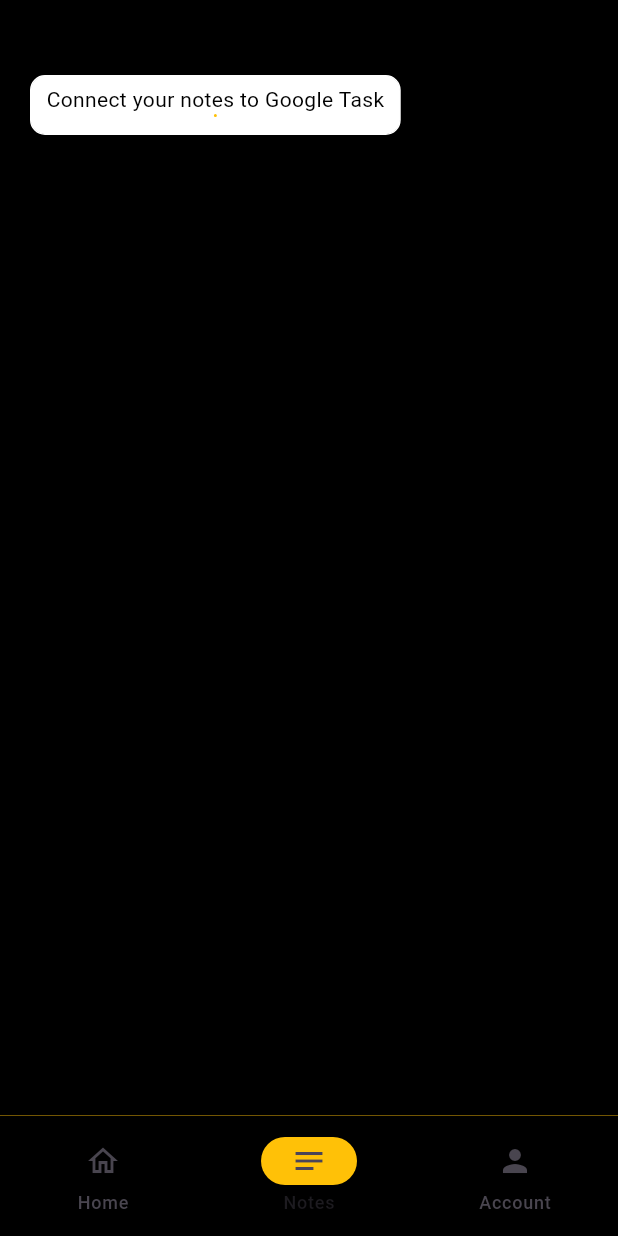
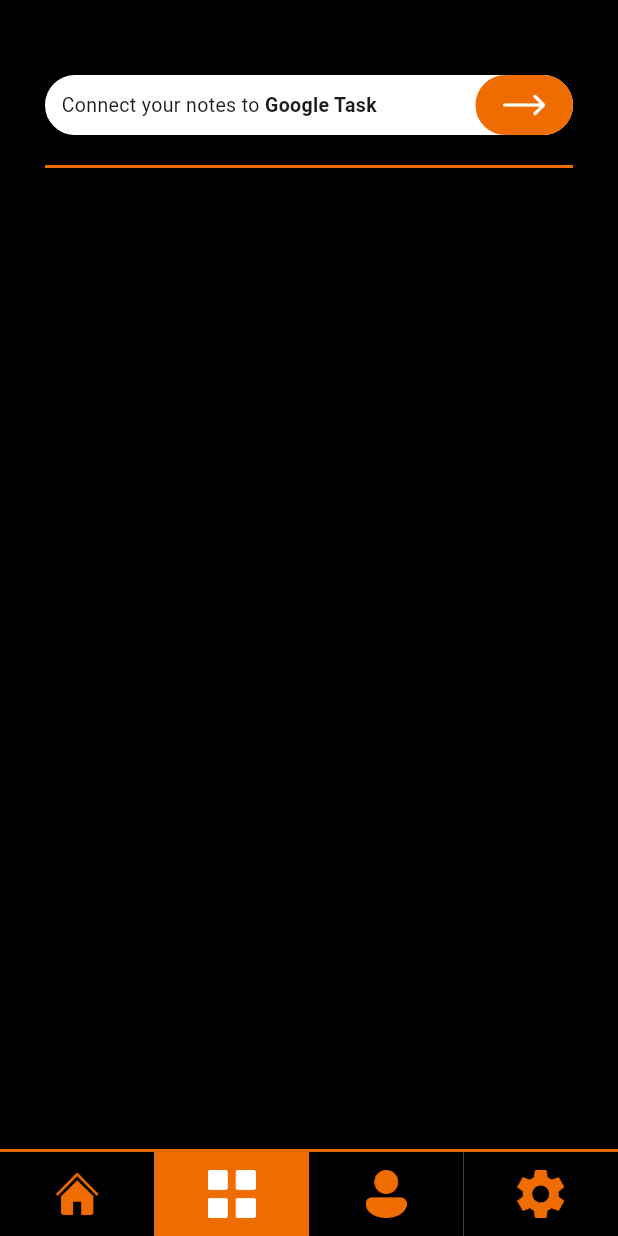
Before and after one commit to saganon/notes_app_assignment, a Flutter app: the screen it shows after launch, item 2 of the bottom bar chosen, on a phone screen of 412 x 824 dp. Run offline on Flutter 3.47's test engine with Material 3 defaults, Android fonts, the phone set to English and light mode, and no system bars.

Commit message:
add icon and update notes page

```diff
--- a/lib/app/notes.dart
+++ b/lib/app/notes.dart
@@ -6,46 +6,94 @@ class Notes extends StatelessWidget {
   @override
   Widget build(BuildContext context) {
     return Container(
-      width: MediaQuery.sizeOf(context).width,
+      width: MediaQuery.of(context).size.width,
+      height: MediaQuery.of(context).size.height,
       margin: const EdgeInsets.only(
-        left: 20.0,
+        left: 30.0,
         top: 50.0,
-        right: 20.0,
+        right: 30.0,
         bottom: 30.0,
       ),
-      child: Row(
+      child: Column(
+        crossAxisAlignment: CrossAxisAlignment.start,
+        children: [
+          _goToGoogleTask(context),
+          Container(
+            margin: const EdgeInsets.only(
+              top: 20.0,
+            ),
+            decoration: BoxDecoration(
+              border: Border(
+                top: BorderSide(
+                  color: Colors.orange.shade800,
+                  width: 2,
+                ),
+              ),
+            ),
+          ),
+        ],
+      ),
+    );
+  }
+
+  Stack _goToGoogleTask(BuildContext context) {
+    return Stack(
+      alignment: Alignment.topRight,
       children: [
         Container(
           height: 40,
+          width: MediaQuery.of(context).size.width,
           padding: const EdgeInsets.only(
-              left: 10.0,
             top: 5.0,
             right: 10.0,
+            left: 10.0,
             bottom: 5.0,
           ),
           decoration: BoxDecoration(
-              borderRadius: BorderRadius.circular(10),
+            borderRadius: BorderRadius.circular(20),
             border: Border.all(color: Colors.white),
             color: Colors.white,
           ),
-            child: Column(
+          child: const Align(
+            alignment: Alignment.centerLeft,
+            child: Row(
               children: [
-                const Text(
-                  'Connect your notes to Google Task',
-                  style: TextStyle(color: Colors.black),
+                Text(
+                  'Connect your notes to ',
+                  style: TextStyle(
+                    fontSize: 13,
                   ),
-                Container(
-                  decoration: BoxDecoration(
-                    borderRadius: BorderRadius.circular(10),
-                    border: Border.all(color: Colors.amber),
-                    color: Colors.amber,
+                ),
+                Text(
+                  'Google Task',
+                  style: TextStyle(
+                    fontSize: 13,
+                    fontWeight: FontWeight.bold,
                   ),
                 )
               ],
             ),
-          )
+          ),
+        ),
+        Container(
+          height: 40,
+          width: 65,
+          decoration: BoxDecoration(
+            borderRadius: BorderRadius.circular(20),
+            border: Border.all(color: Colors.orange.shade800),
+            color: Colors.orange.shade800,
+          ),
+          child: IconButton(
+            color: Colors.white,
+            padding: const EdgeInsets.all(5),
+            icon: Image.asset(
+              'assets/images/icons/right-arrow.png',
+              color: Colors.white,
+            ),
+            onPressed: () => {},
+          ),
+        ),
       ],
-      ),
     );
   }
 }
--- a/lib/main.dart
+++ b/lib/main.dart
@@ -14,6 +14,23 @@
 
 class _MyAppState extends State<MyApp> {
   int currentPageIndex = 0;
+
+  final _selectedItemColor = Colors.white;
+  final _unselectedItemColor = Colors.orange.shade800;
+  final _selectedBgColor = Colors.orange.shade800;
+  final _unselectedBgColor = Colors.black;
+
+  Color _getBgColor(int index) =>
+      currentPageIndex == index ? _selectedBgColor : _unselectedBgColor;
+
+  Color _getItemColor(int index) =>
+      currentPageIndex == index ? _selectedItemColor : _unselectedItemColor;
+
+  void _onItemTapped(int index) {
+    setState(() {
+      currentPageIndex = index;
+    });
+  }
 
   @override
   Widget build(BuildContext context) {
@@ -35,44 +52,65 @@
 
         /// Account page
         const Text('Hello'),
+
+        /// Settings page
+        const Text('Hello'),
       ][currentPageIndex],
     );
   }
 
   Widget navigationBar() {
     return Container(
-      decoration: const BoxDecoration(
+      decoration: BoxDecoration(
         border: Border(
           top: BorderSide(
-            color: Colors.amber,
-            width: 0.3,
+            color: Colors.orange.shade800,
+            width: 2,
           ),
         ),
       ),
-      child: NavigationBar(
-        onDestinationSelected: (int index) {
-          setState(() {
-            currentPageIndex = index;
-          });
-        },
-        indicatorColor: Colors.amber,
-        backgroundColor: Colors.black,
-        selectedIndex: currentPageIndex,
-        destinations: const <Widget>[
-          NavigationDestination(
-            icon: Icon(Icons.home_outlined),
-            label: 'Home',
+      child: BottomNavigationBar(
+        selectedFontSize: 0,
+        selectedItemColor: _selectedItemColor,
+        unselectedItemColor: _unselectedItemColor,
+        currentIndex: currentPageIndex,
+        type: BottomNavigationBarType.fixed,
+        items: <BottomNavigationBarItem>[
+          BottomNavigationBarItem(
+            icon: _buildIcon('assets/images/icons/home.png', 0, 'Home'),
+            label: '',
           ),
-          NavigationDestination(
-            icon: Icon(Icons.notes),
-            label: 'Notes',
+          BottomNavigationBarItem(
+            icon: _buildIcon('assets/images/icons/notes.png', 1, 'Notes'),
+            label: '',
           ),
-          NavigationDestination(
-            icon: Icon(Icons.person),
-            label: 'Account',
+          BottomNavigationBarItem(
+            icon: _buildIcon('assets/images/icons/account.png', 2, 'Account'),
+            label: '',
+          ),
+          BottomNavigationBarItem(
+            icon: _buildIcon('assets/images/icons/settings.png', 3, 'Account'),
+            label: '',
           ),
         ],
       ),
     );
   }
+
+  Widget _buildIcon(String image, int index, String text) => Container(
+        width: double.infinity,
+        height: kBottomNavigationBarHeight,
+        child: Material(
+          color: _getBgColor(index),
+          child: IconButton(
+            color: _getItemColor(index),
+            padding: const EdgeInsets.all(12),
+            icon: Image.asset(
+              image,
+              color: _getItemColor(index),
+            ),
+            onPressed: () => _onItemTapped(index),
+          ),
+        ),
+      );
 }
```
Also changed, not shown: pubspec.yaml (+7 -4 lines), assets/images/icons/account.png (added), assets/images/icons/home.png (added), assets/images/icons/notes.png (added), assets/images/icons/right-arrow.png (added), assets/images/icons/settings.png (added). Lines whose indentation alone changed are shown as unchanged.
